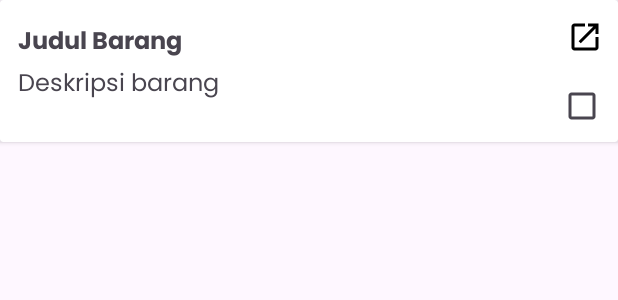
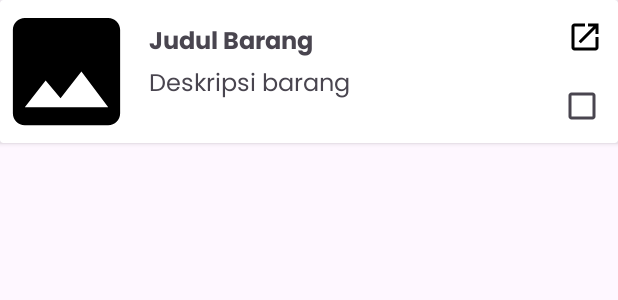
Before and after one commit to ifs21052-Emely-itdel/LostandFoundAPK, an Android app: the layout item_row_lostandfound.xml on its own in the app's theme, with its tools: preview values and no code run, on a phone screen of 412 x 824 dp. Shown: the top 300 px of the screen. Run offline under Robolectric (Android 15) with nearby library versions, the phone set to English and light mode, and no system bars; network calls fail.

Commit message:
proyek
push update proyek

```diff
--- a/app/src/main/java/com/ifs21052/lostandfound/data/local/entity/DelcomLostandFoundEntity.kt
+++ b/app/src/main/java/com/ifs21052/lostandfound/data/local/entity/DelcomLostandFoundEntity.kt
@@ -38,5 +38,8 @@ data class DelcomLostandFoundEntity(
     var status: String,
 
     @ColumnInfo(name = "userId")
-    var userId: Int
+    var userId: Int,
+
+//    @ColumnInfo(name = "is_me")
+//    var isMe: Int,
 ) : Parcelable
--- a/app/src/main/java/com/ifs21052/lostandfound/data/remote/response/DelcomLostandFoundsResponse.kt
+++ b/app/src/main/java/com/ifs21052/lostandfound/data/remote/response/DelcomLostandFoundsResponse.kt
@@ -44,7 +44,10 @@ data class LostFoundsItemResponse(
 	var isCompleted: Int,
 
 	@field:SerializedName("status")
-	var status: String
+	var status: String,
+
+//	@field:SerializedName("is_me")
+//	var isMe: Int
 )
 
 data class DataLostandFoundsResponse(
--- a/app/src/main/java/com/ifs21052/lostandfound/helper/Utils.kt
+++ b/app/src/main/java/com/ifs21052/lostandfound/helper/Utils.kt
@@ -46,6 +46,7 @@ class Utils {
                     id = it.id,
                     title = it.title,
                     isCompleted = it.isCompleted,
+//                    isMe = 1,
                     status = it.status
                 )
             }
--- a/app/src/main/java/com/ifs21052/lostandfound/presentation/login/LoginActivity.kt
+++ b/app/src/main/java/com/ifs21052/lostandfound/presentation/login/LoginActivity.kt
@@ -84,7 +84,7 @@ class LoginActivity : AppCompatActivity() {
                     is MyResult.Error -> {
                         showLoading(false)
                         AlertDialog.Builder(this).apply {
-                            setTitle("Oh No!")
+                            setTitle("I am sorry!")
                             setMessage(result.error)
                             setPositiveButton("Oke") { _, _ -> }
                             create()
--- a/app/src/main/java/com/ifs21052/lostandfound/presentation/lostandfound/LostandFoundDetailActivity.kt
+++ b/app/src/main/java/com/ifs21052/lostandfound/presentation/lostandfound/LostandFoundDetailActivity.kt
@@ -151,7 +151,8 @@ class LostandFoundDetailActivity : AppCompatActivity() {
                             createdAt = lostandfound.createdAt,
                             updatedAt = lostandfound.updatedAt,
                             status = "", // Anda perlu memberikan nilai default untuk status
-                            userId = 0 // Anda perlu memberikan nilai default untuk userId
+                            userId = 0,
+//                            isMe= 1,// Anda perlu memberikan nilai default untuk userId
                         )
 
                         setFavorite(true)
--- a/app/src/main/res/layout/item_row_lostandfound.xml
+++ b/app/src/main/res/layout/item_row_lostandfound.xml
@@ -26,9 +26,9 @@
         <TextView
             android:id="@+id/tvItemLostandFoundTitle"
             style="@style/TextBold.H6"
-            android:layout_width="339dp"
-            android:layout_height="27dp"
-            android:layout_marginStart="12dp"
+            android:layout_width="272dp"
+            android:layout_height="29dp"
+            android:layout_marginStart="99dp"
             android:layout_marginEnd="268dp"
             android:text="Judul Barang"
             android:textSize="16sp"
@@ -42,9 +42,9 @@
         <TextView
             android:id="@+id/tvItemLostandFoundDesc"
             style="@style/Text.P7"
-            android:layout_width="352dp"
-            android:layout_height="35dp"
-            android:layout_marginStart="12dp"
+            android:layout_width="273dp"
+            android:layout_height="32dp"
+            android:layout_marginStart="99dp"
             android:layout_marginTop="44dp"
             android:layout_marginEnd="240dp"
             android:text="Deskripsi barang"
@@ -53,6 +53,20 @@
             app:layout_constraintHorizontal_bias="0.0"
             app:layout_constraintStart_toStartOf="parent"
             app:layout_constraintTop_toTopOf="parent" />
+
+        <ImageView
+            android:id="@+id/ivLostFoundItem"
+            android:layout_width="87dp"
+            android:layout_height="95dp"
+            android:scaleType="centerCrop"
+            app:layout_constraintBottom_toBottomOf="parent"
+            app:layout_constraintEnd_toStartOf="@+id/tvItemLostandFoundTitle"
+            app:layout_constraintHorizontal_bias="0.083"
+            app:layout_constraintStart_toStartOf="parent"
+            app:layout_constraintTop_toTopOf="parent"
+            app:layout_constraintVertical_bias="0.0"
+            app:srcCompat="@drawable/ic_image_24"
+            tools:src="@tools:sample/avatars" />
 
         <ImageView
             android:id="@+id/ivItemLostandFoundDetail"
```
Also changed, not shown: app/src/main/java/com/ifs21052/lostandfound/adapter/LostandFoundsAdapter.kt (+8 -1 lines), app/src/main/res/layout/activity_lostand_found_manage.xml (+13 -1 lines).
